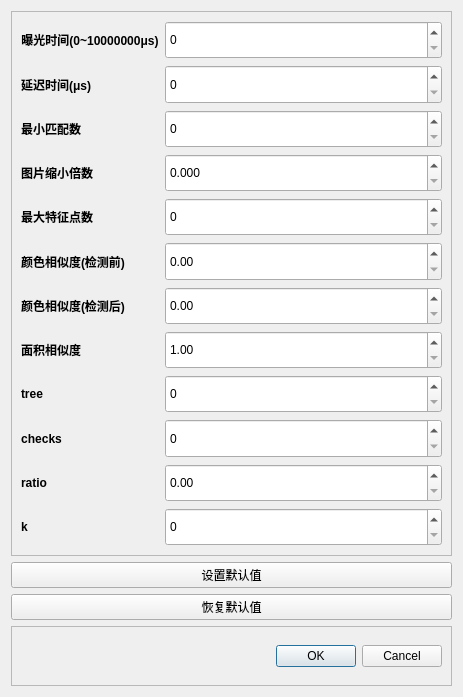
Above: QtApp/DialogSetParams.ui from youngblood1998/helmet_detect before the change. Below: the same form after it.
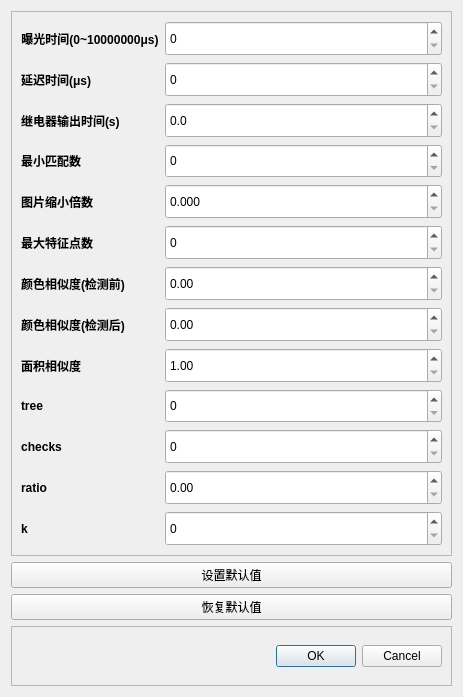
That is the form after the change.

Commit message: create set relay delay time

What changed in the file:
```diff
--- a/QtApp/DialogSetParams.ui
+++ b/QtApp/DialogSetParams.ui
@@ -114,7 +114,7 @@
         </property>
        </widget>
       </item>
-      <item row="2" column="0">
+      <item row="3" column="0">
        <widget class="QLabel" name="labMinMatchCount">
         <property name="sizePolicy">
          <sizepolicy hsizetype="Preferred" vsizetype="Expanding">
@@ -136,7 +136,7 @@
         </property>
        </widget>
       </item>
-      <item row="3" column="0">
+      <item row="4" column="0">
        <widget class="QLabel" name="labResizeTime">
         <property name="sizePolicy">
          <sizepolicy hsizetype="Preferred" vsizetype="Expanding">
@@ -158,7 +158,7 @@
         </property>
        </widget>
       </item>
-      <item row="4" column="0">
+      <item row="5" column="0">
        <widget class="QLabel" name="labMaxMatches">
         <property name="sizePolicy">
          <sizepolicy hsizetype="Preferred" vsizetype="Expanding">
@@ -180,7 +180,7 @@
         </property>
        </widget>
       </item>
-      <item row="8" column="0">
+      <item row="9" column="0">
        <widget class="QLabel" name="labTree">
         <property name="sizePolicy">
          <sizepolicy hsizetype="Preferred" vsizetype="Expanding">
@@ -202,7 +202,7 @@
         </property>
        </widget>
       </item>
-      <item row="9" column="0">
+      <item row="10" column="0">
        <widget class="QLabel" name="labChecks">
         <property name="sizePolicy">
          <sizepolicy hsizetype="Preferred" vsizetype="Expanding">
@@ -224,7 +224,7 @@
         </property>
        </widget>
       </item>
-      <item row="10" column="0">
+      <item row="11" column="0">
        <widget class="QLabel" name="labRatio">
         <property name="sizePolicy">
          <sizepolicy hsizetype="Preferred" vsizetype="Expanding">
@@ -249,7 +249,7 @@
         </property>
        </widget>
       </item>
-      <item row="11" column="0">
+      <item row="12" column="0">
        <widget class="QLabel" name="labK">
         <property name="sizePolicy">
          <sizepolicy hsizetype="Preferred" vsizetype="Expanding">
@@ -274,17 +274,17 @@
         </property>
        </widget>
       </item>
-      <item row="2" column="1">
-       <widget class="QSpinBox" name="spinBoxMinMatchCount">
-        <property name="sizePolicy">
-         <sizepolicy hsizetype="Minimum" vsizetype="Expanding">
-          <horstretch>0</horstretch>
-          <verstretch>0</verstretch>
-         </sizepolicy>
-        </property>
-       </widget>
-      </item>
       <item row="3" column="1">
+       <widget class="QSpinBox" name="spinBoxMinMatchCount">
+        <property name="sizePolicy">
+         <sizepolicy hsizetype="Minimum" vsizetype="Expanding">
+          <horstretch>0</horstretch>
+          <verstretch>0</verstretch>
+         </sizepolicy>
+        </property>
+       </widget>
+      </item>
+      <item row="4" column="1">
        <widget class="QDoubleSpinBox" name="doubleSpinBoxResizeTimes">
         <property name="sizePolicy">
          <sizepolicy hsizetype="Minimum" vsizetype="Expanding">
@@ -303,7 +303,7 @@
         </property>
        </widget>
       </item>
-      <item row="4" column="1">
+      <item row="5" column="1">
        <widget class="QSpinBox" name="spinBoxMaxMatches">
         <property name="sizePolicy">
          <sizepolicy hsizetype="Minimum" vsizetype="Expanding">
@@ -316,20 +316,20 @@
         </property>
        </widget>
       </item>
-      <item row="8" column="1">
-       <widget class="QSpinBox" name="spinBoxTree">
-        <property name="sizePolicy">
-         <sizepolicy hsizetype="Minimum" vsizetype="Expanding">
-          <horstretch>0</horstretch>
-          <verstretch>0</verstretch>
-         </sizepolicy>
-        </property>
-        <property name="maximum">
-         <number>10</number>
-        </property>
-       </widget>
-      </item>
       <item row="9" column="1">
+       <widget class="QSpinBox" name="spinBoxTree">
+        <property name="sizePolicy">
+         <sizepolicy hsizetype="Minimum" vsizetype="Expanding">
+          <horstretch>0</horstretch>
+          <verstretch>0</verstretch>
+         </sizepolicy>
+        </property>
+        <property name="maximum">
+         <number>10</number>
+        </property>
+       </widget>
+      </item>
+      <item row="10" column="1">
        <widget class="QSpinBox" name="spinBoxChecks">
         <property name="sizePolicy">
          <sizepolicy hsizetype="Minimum" vsizetype="Expanding">
@@ -342,23 +342,23 @@
         </property>
        </widget>
       </item>
-      <item row="10" column="1">
-       <widget class="QDoubleSpinBox" name="doubleSpinBoxRatio">
-        <property name="sizePolicy">
-         <sizepolicy hsizetype="Minimum" vsizetype="Expanding">
-          <horstretch>0</horstretch>
-          <verstretch>0</verstretch>
-         </sizepolicy>
-        </property>
-        <property name="maximum">
-         <double>1.000000000000000</double>
-        </property>
-        <property name="singleStep">
-         <double>0.010000000000000</double>
-        </property>
-       </widget>
-      </item>
       <item row="11" column="1">
+       <widget class="QDoubleSpinBox" name="doubleSpinBoxRatio">
+        <property name="sizePolicy">
+         <sizepolicy hsizetype="Minimum" vsizetype="Expanding">
+          <horstretch>0</horstretch>
+          <verstretch>0</verstretch>
+         </sizepolicy>
+        </property>
+        <property name="maximum">
+         <double>1.000000000000000</double>
+        </property>
+        <property name="singleStep">
+         <double>0.010000000000000</double>
+        </property>
+       </widget>
+      </item>
+      <item row="12" column="1">
        <widget class="QSpinBox" name="spinBoxK">
         <property name="sizePolicy">
          <sizepolicy hsizetype="Minimum" vsizetype="Expanding">
@@ -371,7 +371,7 @@
         </property>
        </widget>
       </item>
-      <item row="5" column="0">
+      <item row="6" column="0">
        <widget class="QLabel" name="labHist1">
         <property name="sizePolicy">
          <sizepolicy hsizetype="Preferred" vsizetype="Expanding">
@@ -390,7 +390,7 @@
         </property>
        </widget>
       </item>
-      <item row="5" column="1">
+      <item row="6" column="1">
        <widget class="QDoubleSpinBox" name="doubleSpinBoxHist1">
         <property name="sizePolicy">
          <sizepolicy hsizetype="Minimum" vsizetype="Expanding">
@@ -406,7 +406,7 @@
         </property>
        </widget>
       </item>
-      <item row="6" column="0">
+      <item row="7" column="0">
        <widget class="QLabel" name="labHist2">
         <property name="sizePolicy">
          <sizepolicy hsizetype="Preferred" vsizetype="Expanding">
@@ -425,7 +425,7 @@
         </property>
        </widget>
       </item>
-      <item row="6" column="1">
+      <item row="7" column="1">
        <widget class="QDoubleSpinBox" name="doubleSpinBoxHist2">
         <property name="sizePolicy">
          <sizepolicy hsizetype="Minimum" vsizetype="Expanding">
@@ -441,7 +441,7 @@
         </property>
        </widget>
       </item>
-      <item row="7" column="0">
+      <item row="8" column="0">
        <widget class="QLabel" name="labArea">
         <property name="sizePolicy">
          <sizepolicy hsizetype="Preferred" vsizetype="Expanding">
@@ -460,7 +460,7 @@
         </property>
        </widget>
       </item>
-      <item row="7" column="1">
+      <item row="8" column="1">
        <widget class="QDoubleSpinBox" name="doubleSpinBoxArea">
         <property name="sizePolicy">
          <sizepolicy hsizetype="Minimum" vsizetype="Expanding">
@@ -479,6 +479,41 @@
         </property>
        </widget>
       </item>
+      <item row="2" column="0">
+       <widget class="QLabel" name="label">
+        <property name="sizePolicy">
+         <sizepolicy hsizetype="Preferred" vsizetype="Expanding">
+          <horstretch>0</horstretch>
+          <verstretch>0</verstretch>
+         </sizepolicy>
+        </property>
+        <property name="font">
+         <font>
+          <weight>75</weight>
+          <bold>true</bold>
+         </font>
+        </property>
+        <property name="text">
+         <string>继电器输出时间(s)</string>
+        </property>
+       </widget>
+      </item>
+      <item row="2" column="1">
+       <widget class="QDoubleSpinBox" name="doubleSpinBoxDelay">
+        <property name="sizePolicy">
+         <sizepolicy hsizetype="Minimum" vsizetype="Expanding">
+          <horstretch>0</horstretch>
+          <verstretch>0</verstretch>
+         </sizepolicy>
+        </property>
+        <property name="decimals">
+         <number>1</number>
+        </property>
+        <property name="singleStep">
+         <double>0.100000000000000</double>
+        </property>
+       </widget>
+      </item>
      </layout>
     </widget>
    </item>
```
The commit also changes 15 other files.
